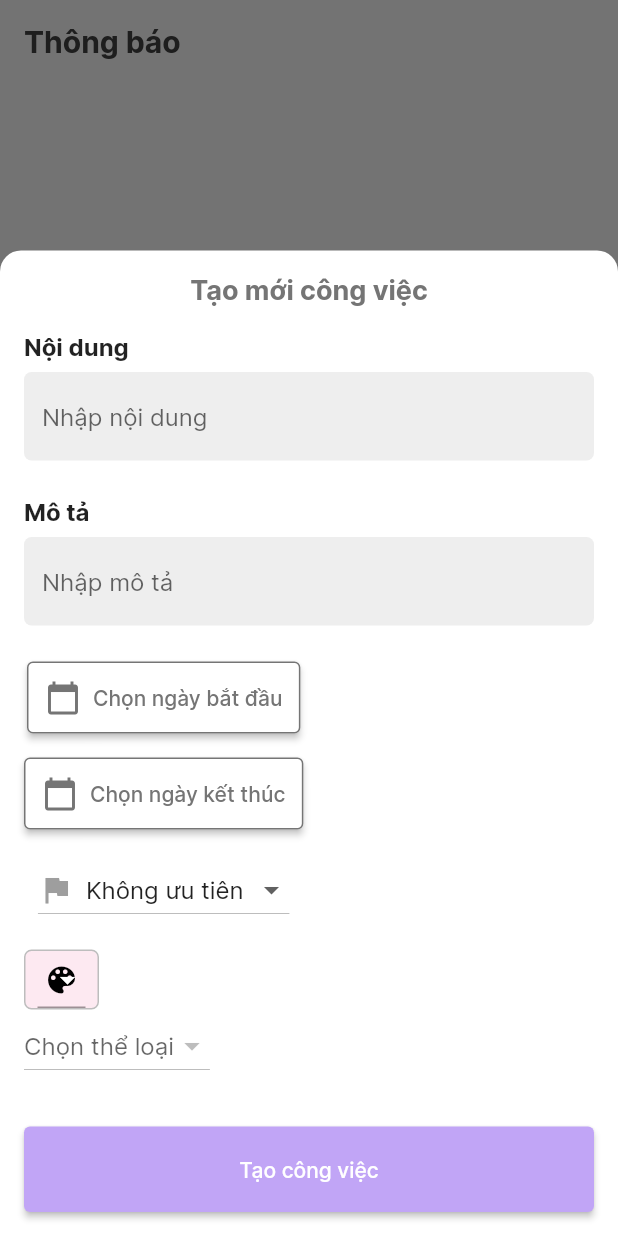
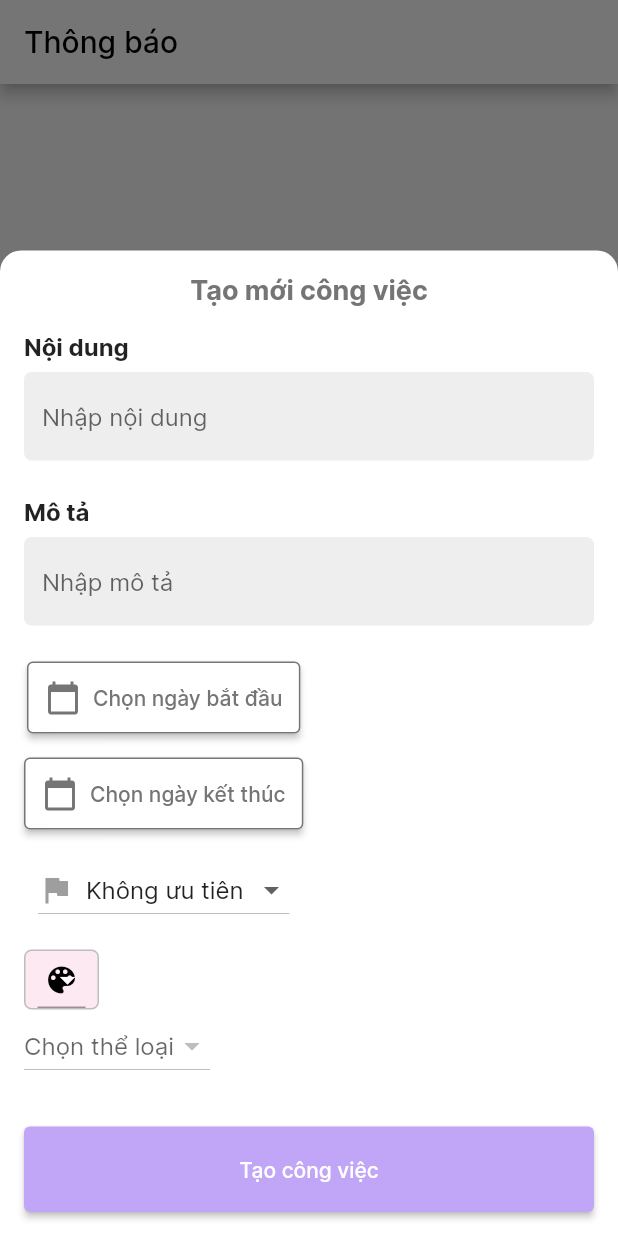
Before and after one commit to thanghuung/Mobile-NT118-N22, a Flutter app: the HomePage screen opened by its route, item 3 of the bottom bar chosen, after a tap on the "add" icon, on a phone screen of 412 x 824 dp. Run offline on Flutter 3.47's test engine with Material 2 defaults, Android fonts, the phone set to English and light mode, and no system bars; drawn by our look-alikes of google_nav_bar; our stand-ins replace bloc, cloud_firestore, email_validator, firebase_auth, firebase_core, firebase_database and 5 more; missing offline and left inert: autocomplete_textfield, flutter_timer_countdown; accounts and stored records are empty.

Commit message:
updated 25/06

```diff
--- a/lib/common.dart
+++ b/lib/common.dart
@@ -3,10 +3,10 @@ import 'dart:async';
 import 'package:app/AppColors.dart';
 import 'package:cloud_firestore/cloud_firestore.dart';
 import 'package:email_validator/email_validator.dart';
+import 'package:firebase_auth/firebase_auth.dart';
 import 'package:flutter/material.dart';
 import 'package:fluttertoast/fluttertoast.dart';
 import 'package:intl/intl.dart';
-import 'package:shared_preferences/shared_preferences.dart';
 
 void showToast(String message, {ToastGravity gravity = ToastGravity.TOP}) {
   Fluttertoast.showToast(
@@ -79,14 +79,12 @@ void addCatetoryToFirestore(String name, String uid, String? groupID) async {
 
 Future<List<Map<String, dynamic>>> getAllCategories() async {
   List<Map<String, dynamic>> categories = [];
-  SharedPreferences prefs = await SharedPreferences.getInstance();
-  String userId = prefs.getString('userId') ?? '';
 
-  if (userId.isNotEmpty) {
+  if (FirebaseAuth.instance.currentUser!= null) {
     try {
       QuerySnapshot querySnapshot = await FirebaseFirestore.instance
           .collection('categories')
-          .where('userID', isEqualTo: userId)
+          .where('userID', isEqualTo: FirebaseAuth.instance.currentUser?.uid)
           .get();
 
       querySnapshot.docs.forEach((doc) {
@@ -106,14 +104,12 @@ Future<List<Map<String, dynamic>>> getAllCategories() async {
 
 Future<List<Map<String, dynamic>>> getUpcomingTasks() async {
   List<Map<String, dynamic>> upcomingTasks = [];
-  SharedPreferences prefs = await SharedPreferences.getInstance();
-  String userId = prefs.getString('userId') ?? '';
   try {
     final DateTime currentDate = DateTime.now();
 
     final collectionRef = FirebaseFirestore.instance.collection('tasks');
     final querySnapshot = await collectionRef
-        .where('userID', isEqualTo: userId)
+        .where('userID', isEqualTo: FirebaseAuth.instance.currentUser?.uid)
         .where('dateDone', isGreaterThanOrEqualTo: currentDate)
         .get();
 
--- /dev/null
+++ b/lib/fire_base/notifier_controller.dart
@@ -0,0 +1,37 @@
+import 'package:cloud_firestore/cloud_firestore.dart';
+import 'package:firebase_auth/firebase_auth.dart';
+import 'package:firebase_database/firebase_database.dart';
+
+import '../model/notifier_model.dart';
+
+class NotifierController {
+  static Future<void> addNotifier(NotifierModel model) async {
+    await FirebaseFirestore.instance.collection('notifier').add({
+      "groupID": model.groupID,
+      "isSeen": model.isSeen,
+      "nameGroup": model.nameGroup,
+      "nameTask": model.nameTask,
+      "timeCreate": DateTime.now(),
+      "userID": model.userID,
+    });
+    DatabaseReference databaseReference = FirebaseDatabase.instance.ref(model.userID);
+    databaseReference.push().set("");
+  }
+
+  static Future<List<NotifierModel>> getListData() async {
+    final listData = await FirebaseFirestore.instance
+        .collection('notifier')
+        .where("userID", isEqualTo: FirebaseAuth.instance.currentUser?.uid)
+        .get();
+    return listData.docs.map((e) {
+      final re = NotifierModel.fromJson(e.data());
+      re.id = e.id;
+      return re;
+    }).toList();
+  }
+
+  static Future<void> update(String id) async {
+    final listData = FirebaseFirestore.instance.collection('notifier').doc(id);
+    await listData.update({"isSeen": true});
+  }
+}
--- a/lib/main.dart
+++ b/lib/main.dart
@@ -1,6 +1,7 @@
 import 'package:app/firebase_options.dart';
 import 'package:app/route_manager/route_manager.dart';
 import 'package:app/services/auth/firebase_auth_provider.dart';
+import 'package:firebase_auth/firebase_auth.dart';
 import 'package:firebase_core/firebase_core.dart';
 import 'package:flutter/material.dart';
 import 'package:flutter_easyloading/flutter_easyloading.dart';
@@ -35,8 +36,8 @@ class _MyAppState extends State<MyApp> {
   }
 
   Future<void>  checkLogin() async {
-    String? userID = await authClass.getUserIdFromSharedPreferences();
-    if (userID != null){
+
+    if (FirebaseAuth.instance.currentUser?.uid != null){
       setState(() {
         currentPage = RouteManager.homeRoute;
       });
--- /dev/null
+++ b/lib/model/notifier_model.dart
@@ -0,0 +1,32 @@
+class NotifierModel {
+  String? id;
+  String? userID;
+  String? groupID;
+  bool? isSeen;
+  String? nameGroup;
+  String? nameTask;
+  DateTime? timeCreate;
+
+  NotifierModel(
+      {this.userID, this.groupID, this.isSeen, this.nameGroup, this.nameTask, this.timeCreate, this.id});
+
+  NotifierModel.fromJson(Map<String, dynamic> json) {
+    userID = json['userID'];
+    groupID = json['groupID'];
+    isSeen = json['isSeen'];
+    nameGroup = json['nameGroup'];
+    nameTask = json['nameTask'];
+    timeCreate = json['timeCreate'].toDate();
+  }
+
+  Map<String, dynamic> toJson() {
+    final Map<String, dynamic> data = new Map<String, dynamic>();
+    data['userID'] = this.userID;
+    data['groupID'] = this.groupID;
+    data['isSeen'] = this.isSeen;
+    data['nameGroup'] = this.nameGroup;
+    data['nameTask'] = this.nameTask;
+    data['timeCreate'] = this.timeCreate;
+    return data;
+  }
+}
--- a/lib/state/GlobalData.dart
+++ b/lib/state/GlobalData.dart
@@ -1,7 +1,7 @@
 import 'package:app/model/group_model.dart';
 import 'package:cloud_firestore/cloud_firestore.dart';
+import 'package:firebase_auth/firebase_auth.dart';
 import 'package:get/get.dart';
-import 'package:shared_preferences/shared_preferences.dart';
 
 class GlobalData extends GetxController {
   // task
@@ -15,13 +15,12 @@ class GlobalData extends GetxController {
     todayTasks = <Map<String, dynamic>>[
       {"loading": true}
     ].obs;
-    SharedPreferences prefs = await SharedPreferences.getInstance();
-    String userId = prefs.getString('userId') ?? "";
+
     try {
       final DateTime currentDate = DateTime.now();
       final collectionRef = FirebaseFirestore.instance.collection('tasks');
       var querySnapshot = await collectionRef
-          .where('userID', isEqualTo: userId)
+          .where('userID', isEqualTo: FirebaseAuth.instance.currentUser?.uid)
           // .where('dateDone', isLessThan: currentDate)
           .get();
 
@@ -52,10 +51,7 @@ class GlobalData extends GetxController {
   Future<void> addTaskToFirebase(
       String content, String description, String color, String priority, Map<String, dynamic>? category, DateTime? dateDone, DateTime? dateStart,
       {String? idUser, String? idGroup, String? email}) async {
-    SharedPreferences prefs = await SharedPreferences.getInstance();
-    String userId = prefs.getString('userId') ?? '';
-    print(userId);
-    if (userId.isNotEmpty) {
+    if (FirebaseAuth.instance.currentUser?.uid != null) {
       try {
         // Lấy tham chiếu đến collection "tasks"
         final collectionRef = FirebaseFirestore.instance.collection('tasks');
@@ -76,7 +72,7 @@ class GlobalData extends GetxController {
           'dateDone': dateDone,
           'dateCreated': DateTime.now(),
           'dateStart': dateStart,
-          'userID': idUser ?? userId,
+          'userID': idUser ?? FirebaseAuth.instance.currentUser?.uid,
           'email': email,
         };
 
--- a/lib/views/detail_groupTask/screens/detail_group_task_setting_screen.dart
+++ b/lib/views/detail_groupTask/screens/detail_group_task_setting_screen.dart
@@ -1,4 +1,6 @@
 import 'package:app/AppColors.dart';
+import 'package:app/fire_base/notifier_controller.dart';
+import 'package:app/model/notifier_model.dart';
 import 'package:app/model/user_model.dart';
 import 'package:autocomplete_textfield/autocomplete_textfield.dart';
 import 'package:cloud_firestore/cloud_firestore.dart';
@@ -352,7 +354,8 @@ class _DetailGroupTaskSettingScreenState extends State<DetailGroupTaskSettingScr
                 child: ElevatedButton(
                   style: ElevatedButton.styleFrom(backgroundColor: AppColors.pink),
                   onPressed: () {
-                    showAddTaskGroupBottomSheet(context, userGroup, group?.id ?? "");
+                    showAddTaskGroupBottomSheet(context, userGroup, group?.id ?? "", group?.name??"" );
+
                   },
                   child: Text("Thêm Công việc"),
                 ),
--- a/lib/views/home_view.dart
+++ b/lib/views/home_view.dart
@@ -24,7 +24,7 @@ class _HomePageState extends State<HomePage> {
   final List<Widget> _screens = [
     const NoteView(),
     const SearchView(),
-    const NotiView(),
+    const NotifierView(),
     const TimeScreen(),
     const SettingView(),
   ];
--- a/lib/views/noti_view.dart
+++ b/lib/views/noti_view.dart
@@ -1,36 +1,111 @@
-import 'package:app/model/Notification.dart';
+import 'package:app/AppColors.dart';
+import 'package:app/fire_base/notifier_controller.dart';
+import 'package:app/route_manager/route_manager.dart';
+import 'package:firebase_auth/firebase_auth.dart';
 import 'package:flutter/material.dart';
+import 'package:firebase_database/firebase_database.dart';
+import 'package:flutter_easyloading/flutter_easyloading.dart';
 
-class NotiView extends StatefulWidget {
-  const NotiView({super.key});
+import '../model/notifier_model.dart';
+
+class NotifierView extends StatefulWidget {
+  const NotifierView({super.key});
 
   @override
-  State<NotiView> createState() => _NotiViewState();
+  State<NotifierView> createState() => _NotifierViewState();
 }
 
-class _NotiViewState extends State<NotiView> {
-  final List<NotificationItem> notifications = [
-    NotificationItem(
-      title: 'Đến hạn làm nhiệm vụ',
-      message: 'Học mobile',
-    ),
-    // Thêm các thông báo khác vào đây
-  ];
+class _NotifierViewState extends State<NotifierView> {
+  List<NotifierModel> listData = [];
+  @override
+  void initState() {
+    functionListen();
+    super.initState();
+  }
+
+  void functionListen() {
+    DatabaseReference databaseReference =
+        FirebaseDatabase.instance.ref(FirebaseAuth.instance.currentUser?.uid);
+    databaseReference.onValue.listen((event) async {
+      listData = await NotifierController.getListData();
+      setState(() {});
+    });
+  }
+
   @override
   Widget build(BuildContext context) {
-    return SingleChildScrollView(
-      child: Container(
-        padding: EdgeInsets.all(16),
-        child: Column(children: [
-          Text("Thông báo",
-              style: TextStyle(
-                  color: Colors.grey.shade800,
-                  fontSize: 20,
-                  fontWeight: FontWeight.w600)),
-          const SizedBox(
-            height: 20,
-          ),
-        ]),
+    return Scaffold(
+      appBar: AppBar(
+        leading: const SizedBox.shrink(),
+        leadingWidth: 0,
+        backgroundColor: Colors.white,
+        title: const Text(
+          "Thông báo",
+          style: TextStyle(color: Colors.black),
+        ),
+      ),
+      body: SingleChildScrollView(
+        child: Column(
+          children: [
+            ...List.generate(
+                listData.length,
+                (index) => GestureDetector(
+                      onTap: () async {
+                        EasyLoading.show();
+                        await NotifierController.update(listData[index].id ?? "");
+                        listData = await NotifierController.getListData();
+                        setState(() {});
+                        EasyLoading.dismiss();
+                        Navigator.pushNamed(context, RouteManager.groupTaskScreen,
+                            arguments: listData[index].groupID);
+                      },
+                      child: Stack(
+                        children: [
+                          Card(
+                            color: listData[index].isSeen == false ? AppColors.pinkSecond : null,
+                            margin: const EdgeInsets.all(8),
+                            child: Padding(
+                              padding: const EdgeInsets.all(16),
+                              child: SizedBox(
+                                width: MediaQuery.of(context).size.width,
+                                child: Column(
+                                  mainAxisAlignment: MainAxisAlignment.start,
+                                  crossAxisAlignment: CrossAxisAlignment.start,
+                                  children: [
+                                    Text(
+                                      "Bạn nhận được một task từ ${listData[index].nameGroup}",
+                                      style: const TextStyle(fontWeight: FontWeight.bold),
+                                    ),
+                                    const SizedBox(
+                                      height: 16,
+                                    ),
+                                    Text("Tên task: ${listData[index].nameTask ?? ""}"),
+                                    const SizedBox(
+                                      height: 8,
+                                    ),
+                                    Text(
+                                        "Thời gian: ${listData[index].timeCreate.toString() ?? ""}"),
+                                  ],
+                                ),
+                              ),
+                            ),
+                          ),
+                          if (listData[index].isSeen == false)
+                            Positioned(
+                                right: 15,
+                                top: 15,
+                                child: Container(
+                                  width: 10,
+                                  height: 10,
+                                  decoration: const BoxDecoration(
+                                      color: Colors.red,
+                                      borderRadius: BorderRadius.all(Radius.circular(10))),
+                                ))
+                        ],
+                      ),
+                    ))
+          ],
+        ),
       ),
     );
   }
--- a/lib/views/search_view.dart
+++ b/lib/views/search_view.dart
@@ -1,8 +1,8 @@
 import 'package:app/AppColors.dart';
 import 'package:cloud_firestore/cloud_firestore.dart';
+import 'package:firebase_auth/firebase_auth.dart';
 import 'package:flutter/material.dart';
 import 'package:flutter_easyloading/flutter_easyloading.dart';
-import 'package:shared_preferences/shared_preferences.dart';
 
 import '../common.dart';
 import '../component/NoteComponent.dart';
@@ -22,9 +22,7 @@ class _SearchViewState extends State<SearchView> {
     if (_searchInput.text.trim() != "") {
       EasyLoading.show();
       final collectionRef = FirebaseFirestore.instance.collection('tasks');
-      SharedPreferences prefs = await SharedPreferences.getInstance();
-      String userId = prefs.getString('userId') ?? "";
-      var querySnapshot = await collectionRef.where('userID', isEqualTo: userId).get();
+      var querySnapshot = await collectionRef.where('userID', isEqualTo: FirebaseAuth.instance.currentUser?.uid).get();
 
       // Xóa danh sách cũ trước khi thêm dữ liệu mới1
       listData = [];
--- a/lib/views/setting_view.dart
+++ b/lib/views/setting_view.dart
@@ -135,7 +135,7 @@ class _SettingViewState extends State<SettingView> {
                                       onPressed: () async {
                                         await AuthService.firebase().logOut();
                                         Navigator.of(context).pushNamedAndRemoveUntil(
-                                          loginRoute,
+                                          RouteManager.welcomeRoute,
                                           (_) => false,
                                         );
                                       },
@@ -214,7 +214,11 @@ class _SettingViewState extends State<SettingView> {
                               child: Text("dang tai.."),
                             );
                           }
-                          return GridView.count(
+                          return RefreshIndicator(
+                            onRefresh: () async{
+                              loadGroup();
+                            },
+                            child: GridView.count(
                               primary: false,
                               padding: const EdgeInsets.all(20),
                               crossAxisSpacing: 10,
@@ -276,6 +280,7 @@ class _SettingViewState extends State<SettingView> {
                                     ),
                                   )
                                   .toList(),
+                            ),
                           );
                         }),
                   )
--- a/lib/views/welcome.dart
+++ b/lib/views/welcome.dart
@@ -23,8 +23,7 @@ class _WelcomeState extends State<Welcome> {
     _email = TextEditingController();
     _password = TextEditingController();
     WidgetsBinding.instance.addPostFrameCallback((timeStamp) async {
-      String? userID = await FirebaseAuthProvider().getUserIdFromSharedPreferences();
-      if (userID != null) {
+      if (FirebaseAuth.instance.currentUser?.uid != null) {
         Navigator.pushNamed(context, RouteManager.homeRoute);
       }
     });
@@ -86,7 +85,7 @@ class _WelcomeState extends State<Welcome> {
               padding: const EdgeInsets.fromLTRB(32, 32, 32, 0),
               child: TextButton.icon(
                 onPressed: () async {
-                  await AuthController.SignInWithGG();
+                  await AuthController.SignInWithGG(context);
                 },
                 icon: const Icon(
                   Icons.login,
--- a/pubspec.yaml
+++ b/pubspec.yaml
@@ -48,6 +48,7 @@ dependencies:
   get: ^4.6.5
   autocomplete_textfield: ^2.0.1
   flutter_timer_countdown: ^1.0.5
+  firebase_database: ^10.2.3
 dev_dependencies:
   flutter_test:
     sdk: flutter
```
Also changed, not shown: lib/component/addTaskGroup.dart (+18 -7 lines), lib/fire_base/auth_controller.dart (+20 -5 lines), lib/services/auth/firebase_auth_provider.dart (+1 -21 lines). Lines whose indentation alone changed are shown as unchanged.
